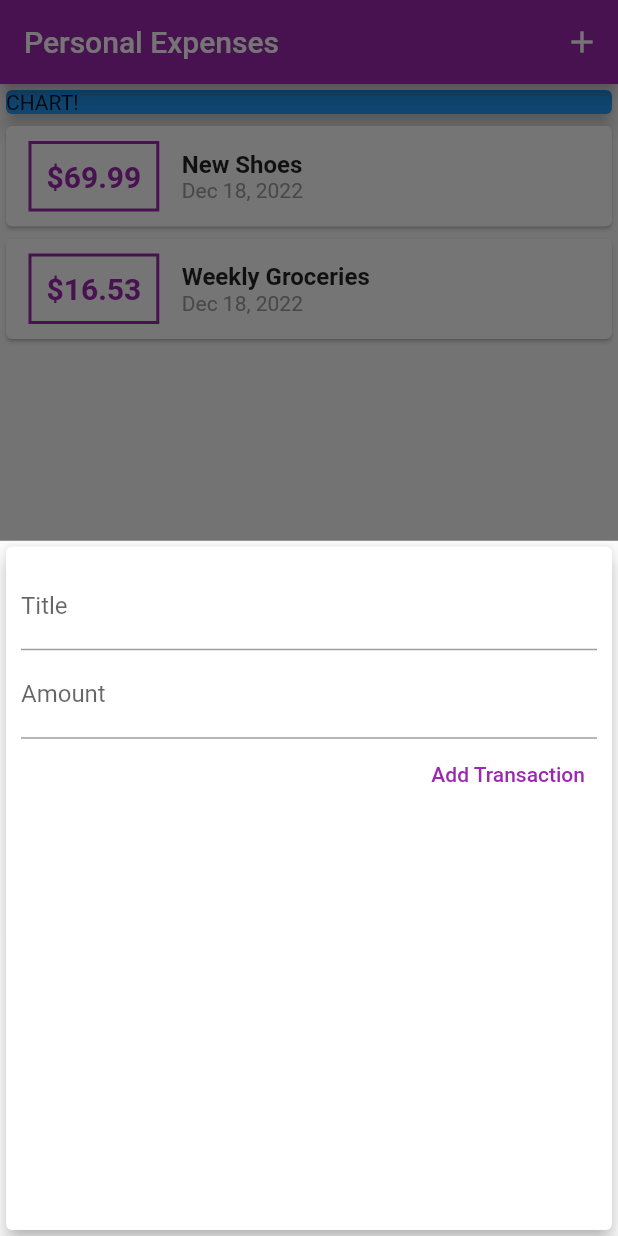
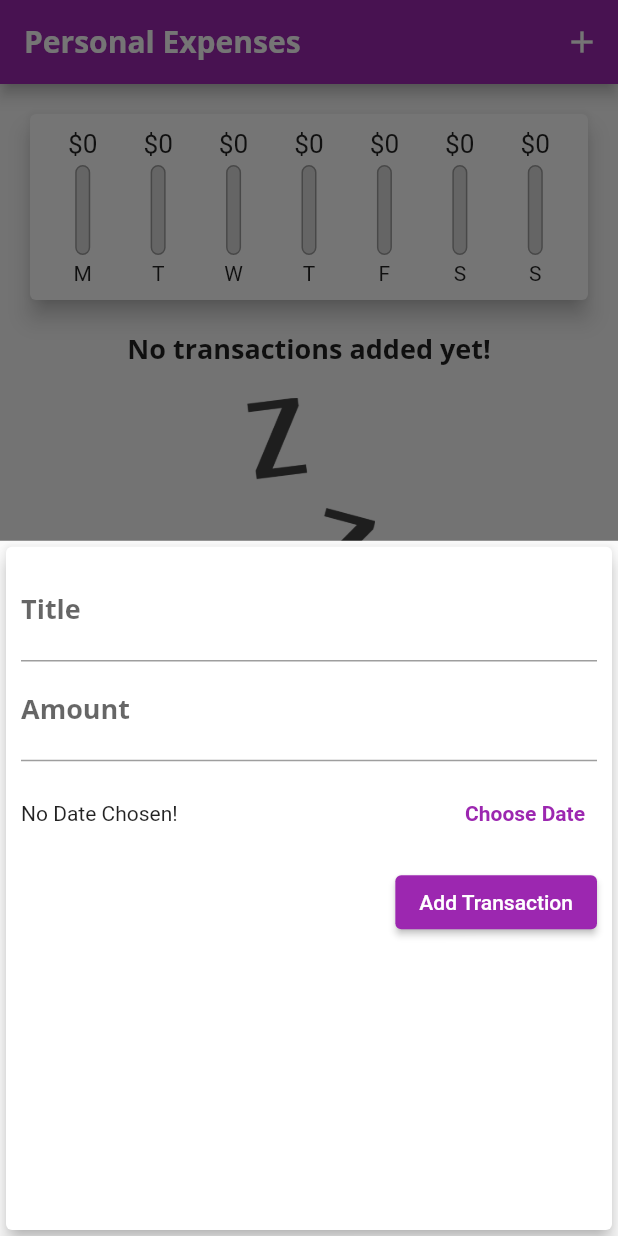
Before and after one commit to victorbonanho/personal_expenses_app, a Flutter app: the screen it shows after launch, after a tap on the "add" icon, on a phone screen of 412 x 824 dp. Run offline on Flutter 3.47's test engine with Material 2 defaults, Android fonts, the phone set to English and light mode, and no system bars.

Commit message:
complete, waiting for responsive

```diff
--- a/lib/main.dart
+++ b/lib/main.dart
@@ -1,4 +1,5 @@
 import 'package:flutter/material.dart';
+import './widgets/chart.dart';
 import './widgets/transaction_list.dart';
 import './widgets/new_transaction.dart';
 import './models/transaction.dart';
@@ -13,10 +14,27 @@ class MyApp extends StatelessWidget {
     return MaterialApp(
       title: 'Personal Expenses',
       theme: ThemeData(
-        colorScheme: ColorScheme.fromSwatch(
-          primarySwatch: Colors.purple,
-        ).copyWith(
+        primarySwatch: Colors.purple,
+        colorScheme: ColorScheme.fromSwatch().copyWith(
+          primary: Colors.purple,
           secondary: Colors.amber,
+        ),
+        fontFamily: 'Quicksand',
+        textTheme: ThemeData.light().textTheme.copyWith(
+              titleMedium: const TextStyle(
+                fontFamily: 'OpenSans',
+                fontWeight: FontWeight.bold,
+                fontSize: 18,
+              ),
+              labelMedium: const TextStyle(color: Colors.white),
+            ),
+        appBarTheme: const AppBarTheme(
+          color: Colors.purple,
+          titleTextStyle: TextStyle(
+            fontFamily: 'OpenSans',
+            fontSize: 20,
+            fontWeight: FontWeight.bold,
+          ),
         ),
       ),
       home: const MyHomePage(),
@@ -33,25 +51,36 @@ class MyHomePage extends StatefulWidget {
 
 class _MyHomePageState extends State<MyHomePage> {
   final List<Transaction> _userTransactions = [
-    Transaction(
-      id: 't1',
-      title: 'New Shoes',
-      amount: 69.99,
-      date: DateTime.now(),
-    ),
-    Transaction(
-      id: 't2',
-      title: 'Weekly Groceries',
-      amount: 16.53,
-      date: DateTime.now(),
-    ),
+    // Transaction(
+    //   id: 't1',
+    //   title: 'New Shoes',
+    //   amount: 69.99,
+    //   date: DateTime.now(),
+    // ),
+    // Transaction(
+    //   id: 't2',
+    //   title: 'Weekly Groceries',
+    //   amount: 16.53,
+    //   date: DateTime.now(),
+    // ),
   ];
 
-  void _addNewTransaction(String txTitle, double txAmount) {
+  Iterable<Transaction> get _recentTransactions {
+    return _userTransactions.where((tx) {
+      return tx.date.isAfter(
+        DateTime.now().subtract(
+          const Duration(days: 7),
+        ),
+      );
+    });
+  }
+
+  void _addNewTransaction(
+      String txTitle, double txAmount, DateTime chosenDate) {
     final newTx = Transaction(
       title: txTitle,
       amount: txAmount,
-      date: DateTime.now(),
+      date: chosenDate,
       id: DateTime.now().toString(),
     );
 
@@ -73,6 +102,12 @@ class _MyHomePageState extends State<MyHomePage> {
     );
   }
 
+  void _deleteTransaction(String id) {
+    setState(() {
+      _userTransactions.removeWhere((tx) => tx.id == id);
+    });
+  }
+
   @override
   Widget build(BuildContext context) {
     return Scaffold(
@@ -90,15 +125,8 @@ class _MyHomePageState extends State<MyHomePage> {
           //mainAxisAlignment: MainAxisAlignment.start,
           crossAxisAlignment: CrossAxisAlignment.stretch,
           children: <Widget>[
-            Container(
-              width: double.infinity,
-              child: const Card(
-                color: Colors.blue,
-                elevation: 5,
-                child: Text('CHART!'),
-              ),
-            ),
-            TransactionList(_userTransactions)
+            Chart(_recentTransactions.toList()),
+            TransactionList(_userTransactions, _deleteTransaction)
           ],
         ),
       ),
--- /dev/null
+++ b/lib/widgets/chart.dart
@@ -0,0 +1,64 @@
+import 'package:flutter/material.dart';
+import 'package:intl/intl.dart';
+import './chart_bar.dart';
+import '../models/transaction.dart';
+
+class Chart extends StatelessWidget {
+  final List<Transaction> recentTransactions;
+
+  const Chart(this.recentTransactions, {super.key});
+
+  List<Map<String, Object>> get groupedTransactionValues {
+    return List.generate(7, (index) {
+      final weekDay = DateTime.now().subtract(
+        Duration(days: index),
+      );
+      var totalSum = 0.0;
+
+      for (var i = 0; i < recentTransactions.length; i++) {
+        if (recentTransactions[i].date.day == weekDay.day &&
+            recentTransactions[i].date.month == weekDay.month &&
+            recentTransactions[i].date.year == weekDay.year) {
+          totalSum += recentTransactions[i].amount;
+        }
+      }
+
+      return {
+        'day': DateFormat.E().format(weekDay).substring(0, 1),
+        'amount': totalSum,
+      };
+    }).reversed.toList();
+  }
+
+  double get totalSpending {
+    return groupedTransactionValues.fold(0.0, (sum, item) {
+      return sum + (item['amount'] as double);
+    });
+  }
+
+  @override
+  Widget build(BuildContext context) {
+    return Card(
+      elevation: 6,
+      margin: const EdgeInsets.all(20),
+      child: Padding(
+        padding: const EdgeInsets.all(10),
+        child: Row(
+          mainAxisAlignment: MainAxisAlignment.spaceAround,
+          children: groupedTransactionValues.map((data) {
+            return Flexible(
+              fit: FlexFit.tight,
+              child: ChartBar(
+                (data['day'] as String),
+                (data['amount'] as double),
+                totalSpending == 0.0
+                    ? 0.0
+                    : (data['amount'] as double) / totalSpending,
+              ),
+            );
+          }).toList(),
+        ),
+      ),
+    );
+  }
+}
--- /dev/null
+++ b/lib/widgets/chart_bar.dart
@@ -0,0 +1,51 @@
+import 'package:flutter/material.dart';
+
+class ChartBar extends StatelessWidget {
+  final String label;
+  final double spendingAmount;
+  final double spendingPctOfTotal;
+
+  const ChartBar(this.label, this.spendingAmount, this.spendingPctOfTotal,
+      {super.key});
+
+  @override
+  Widget build(BuildContext context) {
+    return Column(
+      children: <Widget>[
+        Container(
+          height: 20,
+          child: FittedBox(
+            child: Text('\$${spendingAmount.toStringAsFixed(0)}'),
+          ),
+        ),
+        const SizedBox(height: 4),
+        Container(
+          height: 60,
+          width: 10,
+          child: Stack(children: <Widget>[
+            Container(
+              decoration: BoxDecoration(
+                border: Border.all(
+                  color: Colors.grey,
+                  width: 1.0,
+                ),
+                color: const Color.fromRGBO(220, 220, 220, 1),
+                borderRadius: BorderRadius.circular(10),
+              ),
+            ),
+            FractionallySizedBox(
+              heightFactor: spendingPctOfTotal,
+              child: Container(
+                decoration: BoxDecoration(
+                    color: Theme.of(context).primaryColor,
+                    borderRadius: BorderRadius.circular(10)),
+              ),
+            )
+          ]),
+        ),
+        const SizedBox(height: 4),
+        Text(label),
+      ],
+    );
+  }
+}
--- a/lib/widgets/new_transaction.dart
+++ b/lib/widgets/new_transaction.dart
@@ -1,4 +1,5 @@
 import 'package:flutter/material.dart';
+import 'package:intl/intl.dart';
 
 class NewTransaction extends StatefulWidget {
   final Function addTx;
@@ -10,24 +11,44 @@ class NewTransaction extends StatefulWidget {
 }
 
 class _NewTransactionState extends State<NewTransaction> {
-  final titleController = TextEditingController();
+  final _titleController = TextEditingController();
+  final _amountController = TextEditingController();
+  DateTime? _selectedDate;
 
-  final amountController = TextEditingController();
+  void _submitData() {
+    if (_amountController.text.isEmpty) {
+      return;
+    }
+    final enteredTitle = _titleController.text;
+    final enteredAmount = double.parse(_amountController.text);
 
-  void submitData() {
-    final enteredTitle = titleController.text;
-    final enteredAmount = double.parse(amountController.text);
-
-    if (enteredTitle.isEmpty || enteredAmount <= 0) {
+    if (enteredTitle.isEmpty || enteredAmount <= 0 || _selectedDate == null) {
       return;
     }
 
     widget.addTx(
       enteredTitle,
       enteredAmount,
+      _selectedDate,
     );
 
     Navigator.of(context).pop();
+  }
+
+  void _presentDatePicker() {
+    showDatePicker(
+      context: context,
+      initialDate: DateTime.now(),
+      firstDate: DateTime(2022),
+      lastDate: DateTime.now(),
+    ).then((pickedDate) {
+      if (pickedDate == null) {
+        return;
+      }
+      setState(() {
+        _selectedDate = pickedDate;
+      });
+    });
   }
 
   @override
@@ -43,25 +64,47 @@ class _NewTransactionState extends State<NewTransaction> {
               // onChanged: ((val) {
               //   titleInput = val;
               // }),
-              controller: titleController,
-              onSubmitted: (_) => submitData(),
+              controller: _titleController,
+              onSubmitted: (_) => _submitData(),
               decoration: const InputDecoration(
                 labelText: 'Title',
               ),
             ),
             TextField(
               // onChanged: ((val) => amountInput = val),
-              controller: amountController,
+              controller: _amountController,
               keyboardType:
                   const TextInputType.numberWithOptions(decimal: true),
-              onSubmitted: (_) => submitData(),
+              onSubmitted: (_) => _submitData(),
               decoration: const InputDecoration(
                 labelText: 'Amount',
               ),
             ),
-            TextButton(
-              onPressed: submitData,
-              style: TextButton.styleFrom(foregroundColor: Colors.purple),
+            Container(
+              height: 70,
+              child: Row(
+                children: <Widget>[
+                  Expanded(
+                    child: Text(
+                      _selectedDate == null
+                          ? 'No Date Chosen!'
+                          : 'Picked Date: ${DateFormat.yMd().format(_selectedDate as DateTime)}',
+                    ),
+                  ),
+                  TextButton(
+                    onPressed: _presentDatePicker,
+                    child: Text(
+                      'Choose Date',
+                      style: TextStyle(
+                        fontWeight: FontWeight.bold,
+                      ),
+                    ),
+                  )
+                ],
+              ),
+            ),
+            ElevatedButton(
+              onPressed: _submitData,
               child: const Text('Add Transaction'),
             )
           ],
--- a/lib/widgets/transaction_list.dart
+++ b/lib/widgets/transaction_list.dart
@@ -4,56 +4,61 @@ import 'package:intl/intl.dart';
 
 class TransactionList extends StatelessWidget {
   final List<Transaction> transactions;
+  final Function deleteTx;
 
-  const TransactionList(this.transactions, {super.key});
+  const TransactionList(this.transactions, this.deleteTx, {super.key});
 
   @override
   Widget build(BuildContext context) {
     return Container(
-      height: 300,
-      child: ListView.builder(
+      height: 400,
+      child: transactions.isEmpty
+          ? Column(
+              children: <Widget>[
+                Text(
+                  'No transactions added yet!',
+                  style: Theme.of(context).textTheme.titleMedium,
+                ),
+                const SizedBox(height: 20),
+                Container(
+                  height: 200,
+                  child: Image.asset(
+                    'assets/images/waiting.png',
+                    fit: BoxFit.cover,
+                  ),
+                )
+              ],
+            )
+          : ListView.builder(
               itemBuilder: (ctx, index) {
                 return Card(
-            child: Row(
-              children: <Widget>[
-                Container(
+                  elevation: 5,
                   margin: const EdgeInsets.symmetric(
-                    vertical: 10,
-                    horizontal: 15,
+                    vertical: 8,
+                    horizontal: 5,
                   ),
-                  decoration: BoxDecoration(
-                    border: Border.all(
-                      color: Theme.of(context).colorScheme.primary,
-                      width: 2,
-                    ),
-                  ),
-                  padding: const EdgeInsets.all(10),
-                  child: Text(
-                    '\$${transactions[index].amount.toStringAsFixed(2)}',
-                    style: TextStyle(
-                      fontWeight: FontWeight.bold,
-                      fontSize: 20,
-                      color: Theme.of(context).colorScheme.primary,
+                  child: ListTile(
+                    leading: CircleAvatar(
+                      radius: 30,
+                      child: Padding(
+                        padding: const EdgeInsets.all(6),
+                        child: FittedBox(
+                          child: Text('\$${transactions[index].amount}'),
                         ),
                       ),
                     ),
-                Column(
-                  crossAxisAlignment: CrossAxisAlignment.start,
-                  children: <Widget>[
-                    Text(
+                    title: Text(
                       transactions[index].title,
-                      style: const TextStyle(
-                        fontSize: 16,
-                        fontWeight: FontWeight.bold,
+                      style: Theme.of(context).textTheme.titleMedium,
                     ),
+                    subtitle: Text(
+                      DateFormat.yMMMd().format(transactions[index].date),
                     ),
-                    Text(
-                      DateFormat.yMMMd().format(transactions[index].date),
-                      style: const TextStyle(color: Colors.grey),
+                    trailing: IconButton(
+                      icon: const Icon(Icons.delete),
+                      color: Theme.of(context).errorColor,
+                      onPressed: () => deleteTx(transactions[index].id),
                     ),
-                  ],
-                )
-              ],
                   ),
                 );
               },
```
Also changed, not shown: pubspec.yaml (+13 -8 lines), assets/fonts/OpenSans-Bold.ttf (added), assets/fonts/OpenSans-Regular.ttf (added), assets/fonts/Quicksand-Bold.ttf (added), assets/fonts/Quicksand-Light.ttf (added), assets/fonts/Quicksand-Medium.ttf (added), assets/fonts/Quicksand-Regular.ttf (added), assets/images/waiting.png (added). Lines whose indentation alone changed are shown as unchanged.
